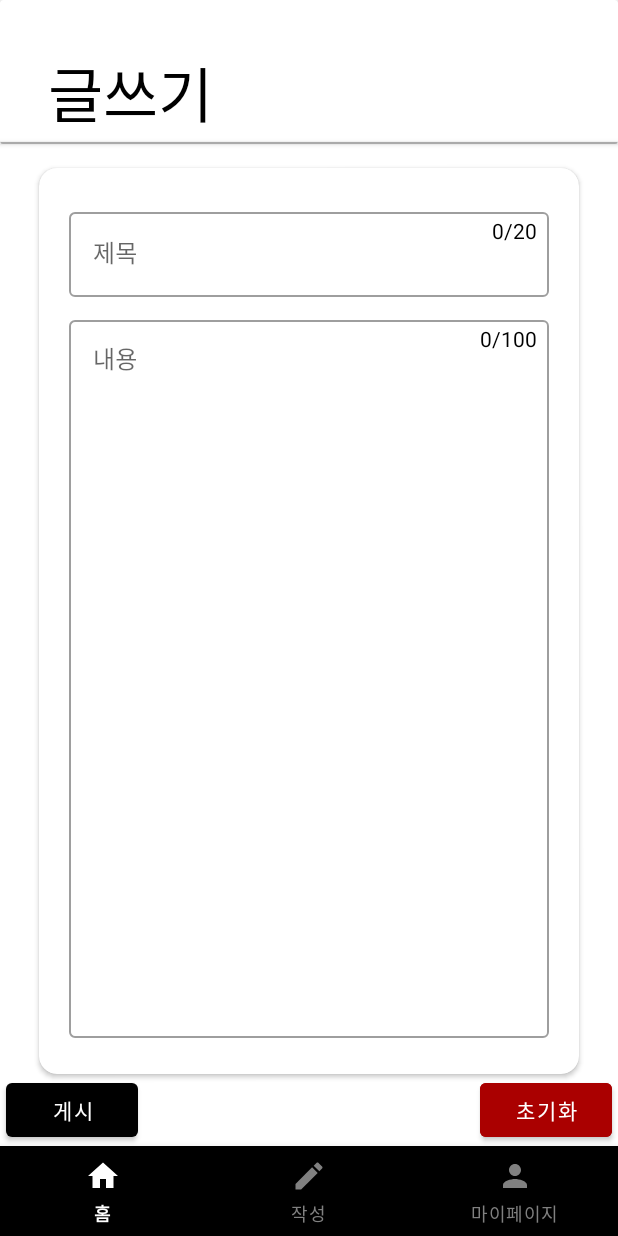
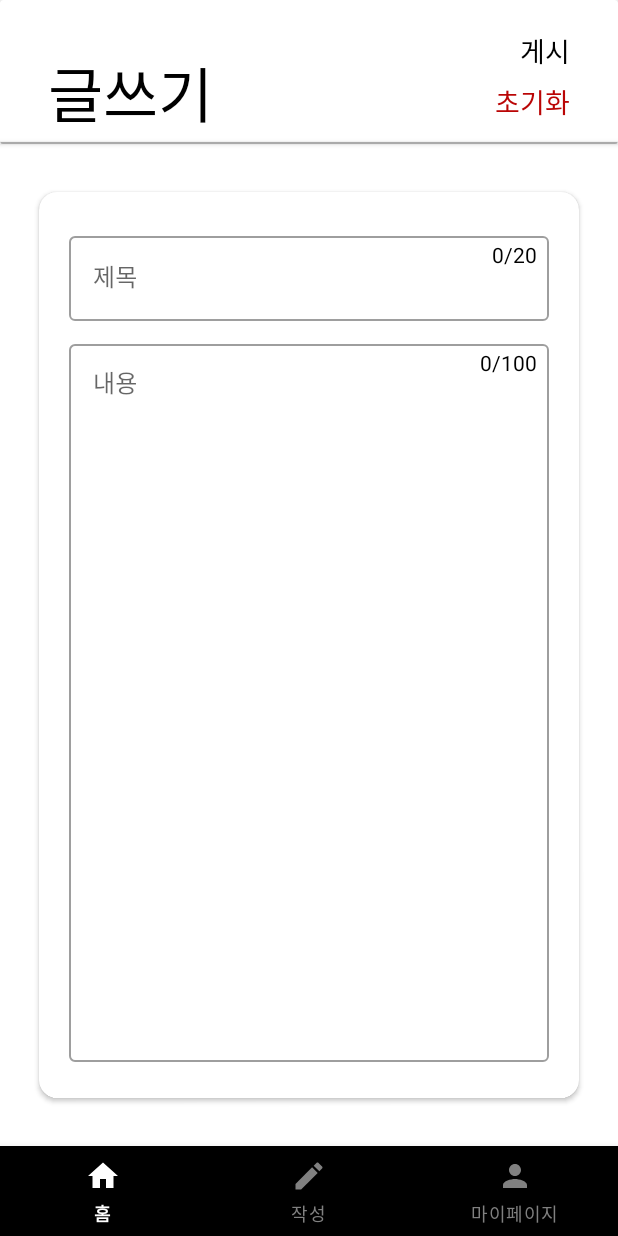
Before and after one commit to CUTY-DMS/Team3-DTL-Android, an Android app: the fragment PostFragment placed in its activity, on a phone screen of 412 x 824 dp. Run offline under Robolectric (Android 15) with nearby library versions, the phone set to English and light mode, and no system bars; 1 statement that could not run was skipped.

Commit message:
🗿 :: postfragment 디자인 수정

```diff
--- a/TodoList/app/src/main/java/com/tmdhoon/todolist/fragment/PostFragment.java
+++ b/TodoList/app/src/main/java/com/tmdhoon/todolist/fragment/PostFragment.java
@@ -31,8 +31,8 @@ public class PostFragment extends Fragment {
     private EditText etTitle;
     private EditText etContent;
 
-    private Button btPost;
-    private Button btDelete;
+    private TextView btPost;
+    private TextView btDelete;
 
     private TextView tvtitleCount;
     private TextView tvcontentCount;
@@ -43,8 +43,8 @@ public class PostFragment extends Fragment {
 
         etTitle = rootView.findViewById(R.id.etTitle);
         etContent = rootView.findViewById(R.id.etContent);
-        btPost = rootView.findViewById(R.id.btPost);
-        btDelete = rootView.findViewById(R.id.btDelete);
+        btPost = rootView.findViewById(R.id.tvPost);
+        btDelete = rootView.findViewById(R.id.tvDelete);
         tvtitleCount = rootView.findViewById(R.id.tvtitleCount);
         tvcontentCount = rootView.findViewById(R.id.tvcontentCount);
 
--- a/TodoList/app/src/main/res/layout/fragment_post.xml
+++ b/TodoList/app/src/main/res/layout/fragment_post.xml
@@ -24,6 +24,29 @@
             android:layout_marginTop="32dp"
             android:layout_marginLeft="32dp"/>
 
+        <TextView
+            android:id="@+id/tvPost"
+            android:layout_width="wrap_content"
+            android:layout_height="wrap_content"
+            android:text="게시"
+            android:textSize="18sp"
+            android:textColor="@color/black"
+            android:layout_gravity="right"
+            android:layout_marginTop="20dp"
+            android:layout_marginRight="32dp"/>
+
+        <TextView
+            android:id="@+id/tvDelete"
+            android:layout_width="wrap_content"
+            android:layout_height="wrap_content"
+            android:text="초기화"
+            android:textSize="18sp"
+            android:textColor="#BA0505"
+            android:layout_gravity="right"
+            android:layout_marginTop="54dp"
+            android:layout_marginRight="32dp"/>
+
+
         <androidx.cardview.widget.CardView
             android:layout_width="match_parent"
             android:layout_height="1.2dp"
@@ -35,12 +58,13 @@
     <androidx.cardview.widget.CardView
         android:layout_width="360dp"
         android:layout_height="0dp"
-        android:layout_marginTop="16dp"
         app:cardCornerRadius="12dp"
-        app:layout_constraintBottom_toTopOf="@+id/btPost"
+        android:layout_marginTop="32dp"
+        android:layout_marginBottom="32dp"
+        app:layout_constraintTop_toBottomOf="@id/cardView2"
         app:layout_constraintLeft_toLeftOf="parent"
         app:layout_constraintRight_toRightOf="parent"
-        app:layout_constraintTop_toBottomOf="@id/cardView2">
+        app:layout_constraintBottom_toBottomOf="parent">
 
         <androidx.constraintlayout.widget.ConstraintLayout
             android:id="@+id/constraint"
@@ -117,26 +141,6 @@
 
         </androidx.constraintlayout.widget.ConstraintLayout>
 
-
     </androidx.cardview.widget.CardView>
 
-    <Button
-        android:id="@+id/btPost"
-        android:layout_width="wrap_content"
-        android:layout_height="wrap_content"
-        android:text="게시"
-        android:layout_marginLeft="4dp"
-        app:layout_constraintLeft_toLeftOf="parent"
-        app:layout_constraintBottom_toBottomOf="parent" />
-
-    <Button
-        android:id="@+id/btDelete"
-        android:layout_width="0dp"
-        android:layout_height="wrap_content"
-        android:text="초기화"
-        android:backgroundTint="#AA0000"
-        android:layout_marginRight="4dp"
-        app:layout_constraintRight_toRightOf="parent"
-        app:layout_constraintBottom_toBottomOf="parent" />
-
 </androidx.constraintlayout.widget.ConstraintLayout>
```
